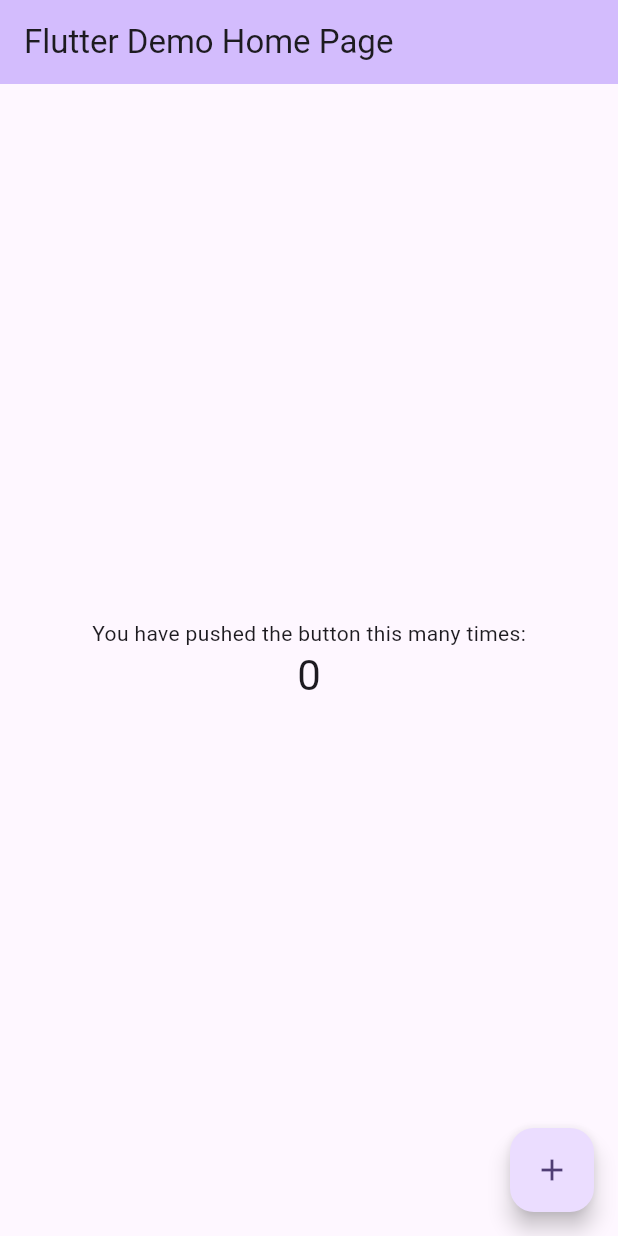
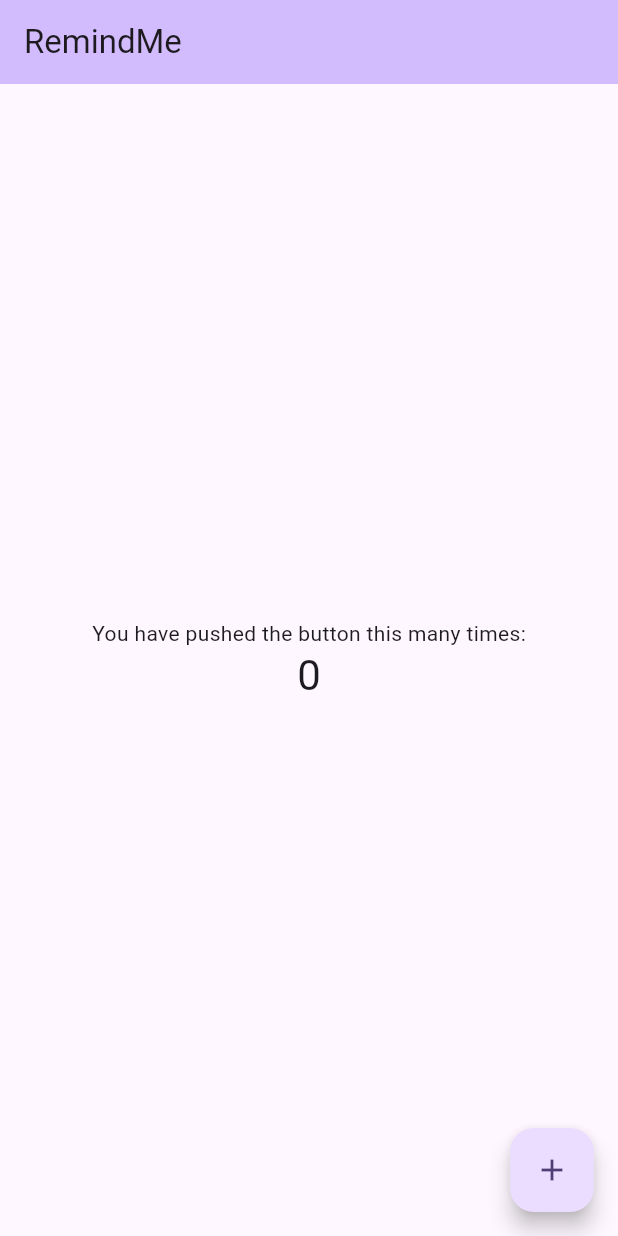
Before and after one commit to jmw-fr/RemindMe, a Flutter app: the screen it shows after launch, on a phone screen of 412 x 824 dp. Run offline on Flutter 3.47's test engine with Material 3 defaults, Android fonts, the phone set to English and light mode, and no system bars.

Commit message:
feat(proj): add localization support and ensure Windows build
- Add ARB files and configure Flutter localization
- Integrate flutter_localizations and intl dependencies
- Update main UI to use localized strings
- Fix build issues for Windows platform

````diff
--- /dev/null
+++ b/lib/l10n/app_en.arb
@@ -0,0 +1,5 @@
+{
+  "appTitle": "RemindMe",
+  "counterText": "You have pushed the button this many times:",
+  "incrementTooltip": "Increment 2"
+}
--- /dev/null
+++ b/lib/l10n/app_fr.arb
@@ -0,0 +1,5 @@
+{
+  "appTitle": "RemindMe",
+  "counterText": "Vous avez appuyé sur le bouton autant de fois :",
+  "incrementTooltip": "Incrémenter"
+}
--- /dev/null
+++ b/lib/l10n/app_localizations.dart
@@ -0,0 +1,147 @@
+import 'dart:async';
+
+import 'package:flutter/foundation.dart';
+import 'package:flutter/widgets.dart';
+import 'package:flutter_localizations/flutter_localizations.dart';
+import 'package:intl/intl.dart' as intl;
+
+import 'app_localizations_en.dart';
+import 'app_localizations_fr.dart';
+
+// ignore_for_file: type=lint
+
+/// Callers can lookup localized strings with an instance of AppLocalizations
+/// returned by `AppLocalizations.of(context)`.
+///
+/// Applications need to include `AppLocalizations.delegate()` in their app's
+/// `localizationDelegates` list, and the locales they support in the app's
+/// `supportedLocales` list. For example:
+///
+/// ```dart
+/// import 'l10n/app_localizations.dart';
+///
+/// return MaterialApp(
+///   localizationsDelegates: AppLocalizations.localizationsDelegates,
+///   supportedLocales: AppLocalizations.supportedLocales,
+///   home: MyApplicationHome(),
+/// );
+/// ```
+///
+/// ## Update pubspec.yaml
+///
+/// Please make sure to update your pubspec.yaml to include the following
+/// packages:
+///
+/// ```yaml
+/// dependencies:
+///   # Internationalization support.
+///   flutter_localizations:
+///     sdk: flutter
+///   intl: any # Use the pinned version from flutter_localizations
+///
+///   # Rest of dependencies
+/// ```
+///
+/// ## iOS Applications
+///
+/// iOS applications define key application metadata, including supported
+/// locales, in an Info.plist file that is built into the application bundle.
+/// To configure the locales supported by your app, you’ll need to edit this
+/// file.
+///
+/// First, open your project’s ios/Runner.xcworkspace Xcode workspace file.
+/// Then, in the Project Navigator, open the Info.plist file under the Runner
+/// project’s Runner folder.
+///
+/// Next, select the Information Property List item, select Add Item from the
+/// Editor menu, then select Localizations from the pop-up menu.
+///
+/// Select and expand the newly-created Localizations item then, for each
+/// locale your application supports, add a new item and select the locale
+/// you wish to add from the pop-up menu in the Value field. This list should
+/// be consistent with the languages listed in the AppLocalizations.supportedLocales
+/// property.
+abstract class AppLocalizations {
+  AppLocalizations(String locale) : localeName = intl.Intl.canonicalizedLocale(locale.toString());
+
+  final String localeName;
+
+  static AppLocalizations? of(BuildContext context) {
+    return Localizations.of<AppLocalizations>(context, AppLocalizations);
+  }
+
+  static const LocalizationsDelegate<AppLocalizations> delegate = _AppLocalizationsDelegate();
+
+  /// A list of this localizations delegate along with the default localizations
+  /// delegates.
+  ///
+  /// Returns a list of localizations delegates containing this delegate along with
+  /// GlobalMaterialLocalizations.delegate, GlobalCupertinoLocalizations.delegate,
+  /// and GlobalWidgetsLocalizations.delegate.
+  ///
+  /// Additional delegates can be added by appending to this list in
+  /// MaterialApp. This list does not have to be used at all if a custom list
+  /// of delegates is preferred or required.
+  static const List<LocalizationsDelegate<dynamic>> localizationsDelegates = <LocalizationsDelegate<dynamic>>[
+    delegate,
+    GlobalMaterialLocalizations.delegate,
+    GlobalCupertinoLocalizations.delegate,
+    GlobalWidgetsLocalizations.delegate,
+  ];
+
+  /// A list of this localizations delegate's supported locales.
+  static const List<Locale> supportedLocales = <Locale>[
+    Locale('en'),
+    Locale('fr')
+  ];
+
+  /// No description provided for @appTitle.
+  ///
+  /// In en, this message translates to:
+  /// **'RemindMe'**
+  String get appTitle;
+
+  /// No description provided for @counterText.
+  ///
+  /// In en, this message translates to:
+  /// **'You have pushed the button this many times:'**
+  String get counterText;
+
+  /// No description provided for @incrementTooltip.
+  ///
+  /// In en, this message translates to:
+  /// **'Increment'**
+  String get incrementTooltip;
+}
+
+class _AppLocalizationsDelegate extends LocalizationsDelegate<AppLocalizations> {
+  const _AppLocalizationsDelegate();
+
+  @override
+  Future<AppLocalizations> load(Locale locale) {
+    return SynchronousFuture<AppLocalizations>(lookupAppLocalizations(locale));
+  }
+
+  @override
+  bool isSupported(Locale locale) => <String>['en', 'fr'].contains(locale.languageCode);
+
+  @override
+  bool shouldReload(_AppLocalizationsDelegate old) => false;
+}
+
+AppLocalizations lookupAppLocalizations(Locale locale) {
+
+
+  // Lookup logic when only language code is specified.
+  switch (locale.languageCode) {
+    case 'en': return AppLocalizationsEn();
+    case 'fr': return AppLocalizationsFr();
+  }
+
+  throw FlutterError(
+    'AppLocalizations.delegate failed to load unsupported locale "$locale". This is likely '
+    'an issue with the localizations generation tool. Please file an issue '
+    'on GitHub with a reproducible sample app and the gen-l10n configuration '
+    'that was used.'
+  );
+}
--- a/lib/main.dart
+++ b/lib/main.dart
@@ -1,4 +1,8 @@
+
 import 'package:flutter/material.dart';
+
+import 'package:flutter_localizations/flutter_localizations.dart';
+import 'l10n/app_localizations.dart';
 
 void main() {
   runApp(const MyApp());
@@ -11,43 +15,20 @@ class MyApp extends StatelessWidget {
   @override
   Widget build(BuildContext context) {
     return MaterialApp(
-      title: 'Flutter Demo',
+      title: 'RemindMe',
       theme: ThemeData(
-        // This is the theme of your application.
-        //
-        // TRY THIS: Try running your application with "flutter run". You'll see
-        // the application has a purple toolbar. Then, without quitting the app,
-        // try changing the seedColor in the colorScheme below to Colors.green
-        // and then invoke "hot reload" (save your changes or press the "hot
-        // reload" button in a Flutter-supported IDE, or press "r" if you used
-        // the command line to start the app).
-        //
-        // Notice that the counter didn't reset back to zero; the application
-        // state is not lost during the reload. To reset the state, use hot
-        // restart instead.
-        //
-        // This works for code too, not just values: Most code changes can be
-        // tested with just a hot reload.
         colorScheme: ColorScheme.fromSeed(seedColor: Colors.deepPurple),
       ),
-      home: const MyHomePage(title: 'Flutter Demo Home Page'),
+      supportedLocales: AppLocalizations.supportedLocales,
+      localizationsDelegates: AppLocalizations.localizationsDelegates,
+      home: const MyHomePage(),
     );
   }
 }
 
+
 class MyHomePage extends StatefulWidget {
-  const MyHomePage({super.key, required this.title});
-
-  // This widget is the home page of your application. It is stateful, meaning
-  // that it has a State object (defined below) that contains fields that affect
-  // how it looks.
-
-  // This class is the configuration for the state. It holds the values (in this
-  // case the title) provided by the parent (in this case the App widget) and
-  // used by the build method of the State. Fields in a Widget subclass are
-  // always marked "final".
-
-  final String title;
+  const MyHomePage({super.key});
 
   @override
   State<MyHomePage> createState() => _MyHomePageState();
@@ -75,36 +56,17 @@ class _MyHomePageState extends State<MyHomePage> {
     // The Flutter framework has been optimized to make rerunning build methods
     // fast, so that you can just rebuild anything that needs updating rather
     // than having to individually change instances of widgets.
+    final localizations = AppLocalizations.of(context)!;
     return Scaffold(
       appBar: AppBar(
-        // TRY THIS: Try changing the color here to a specific color (to
-        // Colors.amber, perhaps?) and trigger a hot reload to see the AppBar
-        // change color while the other colors stay the same.
         backgroundColor: Theme.of(context).colorScheme.inversePrimary,
-        // Here we take the value from the MyHomePage object that was created by
-        // the App.build method, and use it to set our appbar title.
-        title: Text(widget.title),
+        title: Text(localizations.appTitle),
       ),
       body: Center(
-        // Center is a layout widget. It takes a single child and positions it
-        // in the middle of the parent.
         child: Column(
-          // Column is also a layout widget. It takes a list of children and
-          // arranges them vertically. By default, it sizes itself to fit its
-          // children horizontally, and tries to be as tall as its parent.
-          //
-          // Column has various properties to control how it sizes itself and
-          // how it positions its children. Here we use mainAxisAlignment to
-          // center the children vertically; the main axis here is the vertical
-          // axis because Columns are vertical (the cross axis would be
-          // horizontal).
-          //
-          // TRY THIS: Invoke "debug painting" (choose the "Toggle Debug Paint"
-          // action in the IDE, or press "p" in the console), to see the
-          // wireframe for each widget.
           mainAxisAlignment: MainAxisAlignment.center,
           children: <Widget>[
-            const Text('You have pushed the button this many times:'),
+            Text(localizations.counterText),
             Text(
               '$_counter',
               style: Theme.of(context).textTheme.headlineMedium,
@@ -114,9 +76,9 @@ class _MyHomePageState extends State<MyHomePage> {
       ),
       floatingActionButton: FloatingActionButton(
         onPressed: _incrementCounter,
-        tooltip: 'Increment',
+        tooltip: localizations.incrementTooltip,
         child: const Icon(Icons.add),
-      ), // This trailing comma makes auto-formatting nicer for build methods.
+      ),
     );
   }
 }
````
Also changed, not shown: lib/l10n/app_localizations_en.dart (added, +19 -0 lines), lib/l10n/app_localizations_fr.dart (added, +19 -0 lines), pubspec.yaml (+19 -0 lines), pubspec.lock, 2 other files.
